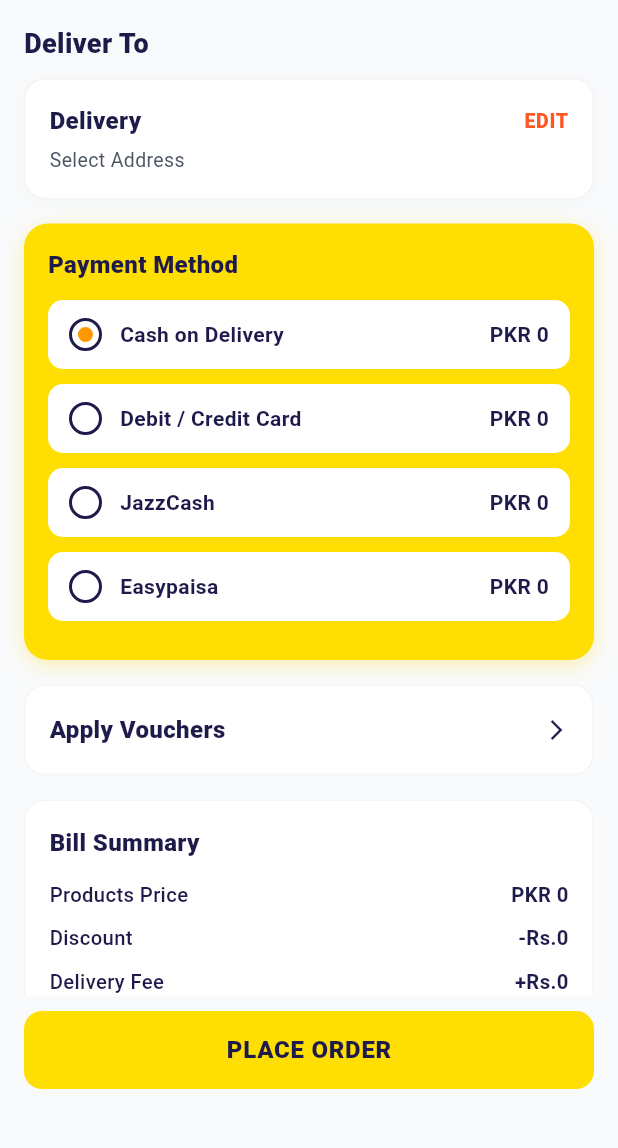
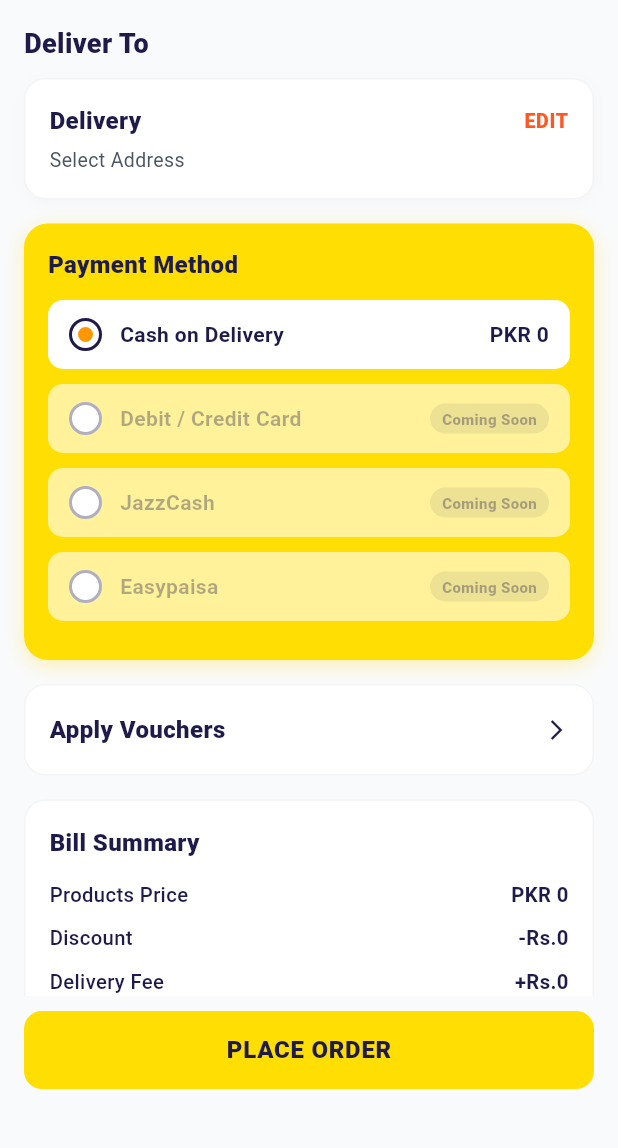
Before and after one commit to zaheerabbasdev/HungerPoint, a Flutter app: the PaymentScreen screen opened directly, on a phone screen of 412 x 824 dp, the part 84-1232 px from its top. Run offline on Flutter 3.47's test engine with Material 3 defaults, Android fonts, the phone set to English and light mode, and no system bars; our stand-ins replace flutter_map, geolocator, image_picker, latlong2, shared_preferences, socket_io_client; accounts and stored records are empty; network calls fail.

Commit message:
fix the issue

```diff
--- a/hpcustomer/lib/screens/payment_screen.dart
+++ b/hpcustomer/lib/screens/payment_screen.dart
@@ -295,7 +295,7 @@ class _PaymentScreenState extends State<PaymentScreen> {
         ? 'JAZZCASH'
         : (_selectedPaymentMethod == 'Easypaisa'
             ? 'EASYPAISA'
-            : (_selectedPaymentMethod == 'Credit / Debit Card'
+            : (_selectedPaymentMethod == 'Debit / Credit Card'
                 ? 'CREDIT_CARD'
                 : 'CASH_ON_DELIVERY'));
 
@@ -642,7 +642,10 @@ class _PaymentScreenState extends State<PaymentScreen> {
                   ),
                   const SizedBox(height: 12),
 
-                  // 4 Payment Options
+                  // Only Cash on Delivery is wired to a real payment flow right
+                  // now — the others are shown as a roadmap preview so the
+                  // layout doesn't need rework once JazzCash/Easypaisa/card
+                  // processing is actually integrated, but they can't be selected.
                   _buildPaymentOption(
                     title: 'Cash on Delivery',
                     price: 'PKR $total',
@@ -652,20 +655,23 @@ class _PaymentScreenState extends State<PaymentScreen> {
                   _buildPaymentOption(
                     title: 'Debit / Credit Card',
                     price: 'PKR $onlineTotal',
-                    isSelected: _selectedPaymentMethod == 'Debit / Credit Card',
-                    onTap: () => setState(() => _selectedPaymentMethod = 'Debit / Credit Card'),
+                    isSelected: false,
+                    disabled: true,
+                    onTap: () {},
                   ),
                   _buildPaymentOption(
                     title: 'JazzCash',
                     price: 'PKR $onlineTotal',
-                    isSelected: _selectedPaymentMethod == 'JazzCash',
-                    onTap: () => setState(() => _selectedPaymentMethod = 'JazzCash'),
+                    isSelected: false,
+                    disabled: true,
+                    onTap: () {},
                   ),
                   _buildPaymentOption(
                     title: 'Easypaisa',
                     price: 'PKR $onlineTotal',
-                    isSelected: _selectedPaymentMethod == 'Easypaisa',
-                    onTap: () => setState(() => _selectedPaymentMethod = 'Easypaisa'),
+                    isSelected: false,
+                    disabled: true,
+                    onTap: () {},
                   ),
                 ],
               ),
@@ -885,15 +891,22 @@ class _PaymentScreenState extends State<PaymentScreen> {
     required String price,
     required bool isSelected,
     required VoidCallback onTap,
+    bool disabled = false,
   }) {
+    final dimColor = const Color(0xFF1E1B4B).withValues(alpha: 0.35);
+
     return GestureDetector(
       behavior: HitTestBehavior.opaque,
-      onTap: onTap,
+      onTap: disabled
+          ? () => ScaffoldMessenger.of(context).showSnackBar(
+                const SnackBar(content: Text('This payment method isn\'t available yet — coming soon.')),
+              )
+          : onTap,
       child: Container(
         margin: const EdgeInsets.only(bottom: 10),
         padding: const EdgeInsets.symmetric(horizontal: 14, vertical: 12),
         decoration: BoxDecoration(
-          color: Colors.white,
+          color: disabled ? Colors.white.withValues(alpha: 0.6) : Colors.white,
           borderRadius: BorderRadius.circular(10),
         ),
         child: Row(
@@ -905,7 +918,7 @@ class _PaymentScreenState extends State<PaymentScreen> {
               decoration: BoxDecoration(
                 shape: BoxShape.circle,
                 border: Border.all(
-                  color: const Color(0xFF1E1B4B),
+                  color: disabled ? dimColor : const Color(0xFF1E1B4B),
                   width: 2,
                 ),
                 color: Colors.white,
@@ -927,14 +940,27 @@ class _PaymentScreenState extends State<PaymentScreen> {
 
             Text(
               title,
-              style: const TextStyle(
+              style: TextStyle(
                 fontSize: 14,
                 fontWeight: FontWeight.w600,
-                color: Color(0xFF1E1B4B),
+                color: disabled ? dimColor : const Color(0xFF1E1B4B),
               ),
             ),
             const Spacer(),
 
+            if (disabled)
+              Container(
+                padding: const EdgeInsets.symmetric(horizontal: 8, vertical: 3),
+                decoration: BoxDecoration(
+                  color: const Color(0xFF1E1B4B).withValues(alpha: 0.08),
+                  borderRadius: BorderRadius.circular(20),
+                ),
+                child: Text(
+                  'Coming Soon',
+                  style: TextStyle(fontSize: 10, fontWeight: FontWeight.w800, color: dimColor),
+                ),
+              )
+            else
               Text(
                 price,
                 style: const TextStyle(
```
Lines whose indentation alone changed are shown as unchanged.
